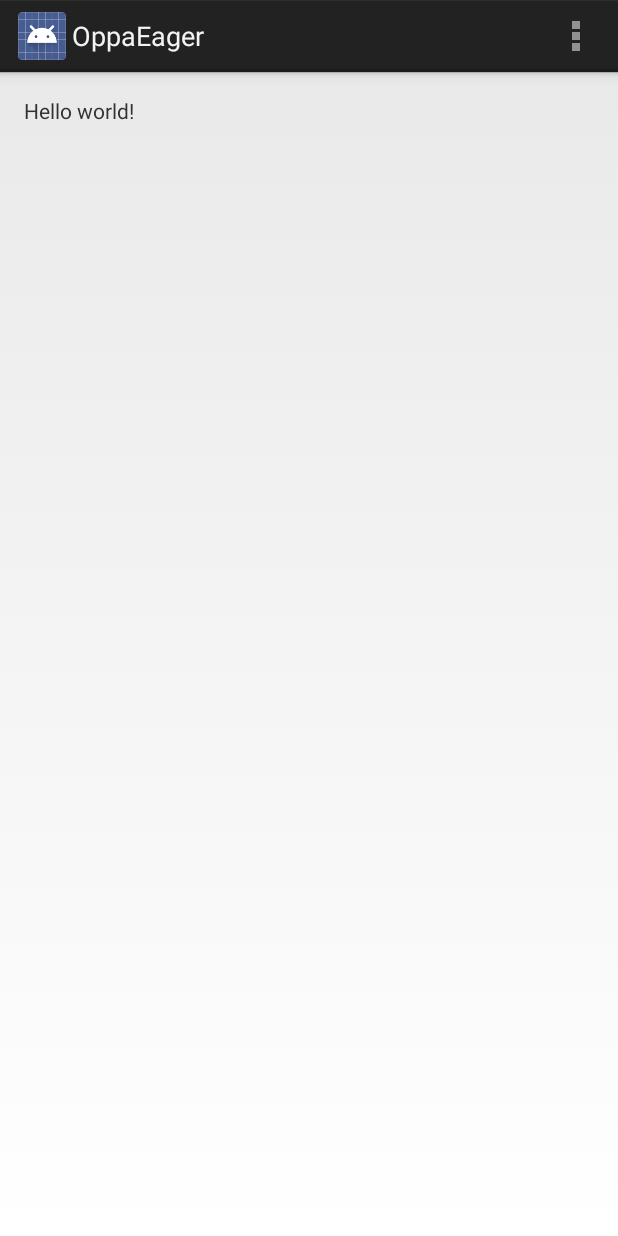
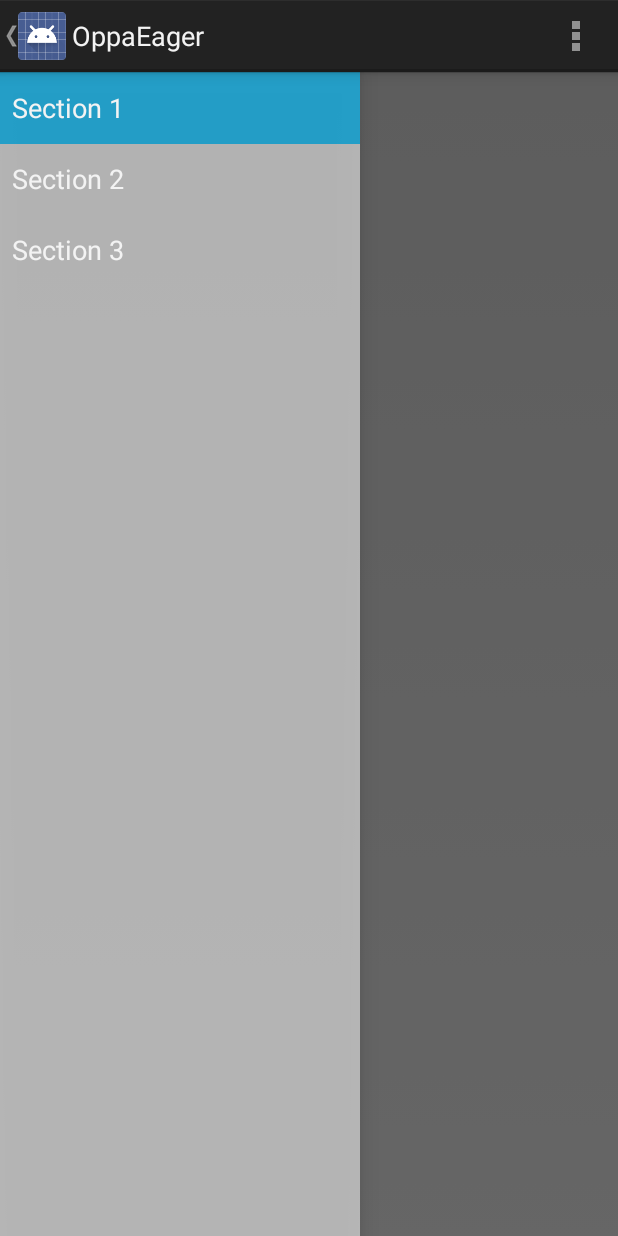
Before and after one commit to ChoenSurrr/OppaEager, an Android app: the screen it shows after launch (InputActivity before the commit, SetupActivity after it), on a phone screen of 412 x 824 dp. Run offline under Robolectric (Android 15) with nearby library versions, the phone set to English and light mode, and no system bars; 2 statements that could not run were skipped.

Commit message:
add Setup activity
Signed-off-by: Young-Ho Cha <ganadist@gmail.com>

```diff
--- a/mobile/build.gradle
+++ b/mobile/build.gradle
@@ -22,5 +22,6 @@ android {
 dependencies {
     compile fileTree(dir: 'libs', include: ['*.jar'])
     wearApp project(':wear')
-    compile 'com.google.android.gms:play-services:+'
+    compile 'com.google.android.gms:play-services:5.2.08'
+    compile 'com.android.support:support-v4:20.0.0'
 }
--- /dev/null
+++ b/mobile/src/main/java/eager/oppa/choensurrr/com/oppaeager/NavigationDrawerFragment.java
@@ -0,0 +1,282 @@
+package eager.oppa.choensurrr.com.oppaeager;
+
+
+import android.app.Activity;
+import android.app.ActionBar;
+import android.app.Fragment;
+import android.support.v4.app.ActionBarDrawerToggle;
+import android.support.v4.view.GravityCompat;
+import android.support.v4.widget.DrawerLayout;
+import android.content.SharedPreferences;
+import android.content.res.Configuration;
+import android.os.Bundle;
+import android.preference.PreferenceManager;
+import android.view.LayoutInflater;
+import android.view.Menu;
+import android.view.MenuInflater;
+import android.view.MenuItem;
+import android.view.View;
+import android.view.ViewGroup;
+import android.widget.AdapterView;
+import android.widget.ArrayAdapter;
+import android.widget.ListView;
+import android.widget.Toast;
+
+/**
+ * Fragment used for managing interactions for and presentation of a navigation drawer.
+ * See the <a href="https://developer.android.com/design/patterns/navigation-drawer.html#Interaction">
+ * design guidelines</a> for a complete explanation of the behaviors implemented here.
+ */
+public class NavigationDrawerFragment extends Fragment {
+
+    /**
+     * Remember the position of the selected item.
+     */
+    private static final String STATE_SELECTED_POSITION = "selected_navigation_drawer_position";
+
+    /**
+     * Per the design guidelines, you should show the drawer on launch until the user manually
+     * expands it. This shared preference tracks this.
+     */
+    private static final String PREF_USER_LEARNED_DRAWER = "navigation_drawer_learned";
+
+    /**
+     * A pointer to the current callbacks instance (the Activity).
+     */
+    private NavigationDrawerCallbacks mCallbacks;
+
+    /**
+     * Helper component that ties the action bar to the navigation drawer.
+     */
+    private ActionBarDrawerToggle mDrawerToggle;
+
+    private DrawerLayout mDrawerLayout;
+    private ListView mDrawerListView;
+    private View mFragmentContainerView;
+
+    private int mCurrentSelectedPosition = 0;
+    private boolean mFromSavedInstanceState;
+    private boolean mUserLearnedDrawer;
+
+    public NavigationDrawerFragment() {
+    }
+
+    @Override
+    public void onCreate(Bundle savedInstanceState) {
+        super.onCreate(savedInstanceState);
+
+        // Read in the flag indicating whether or not the user has demonstrated awareness of the
+        // drawer. See PREF_USER_LEARNED_DRAWER for details.
+        SharedPreferences sp = PreferenceManager.getDefaultSharedPreferences(getActivity());
+        mUserLearnedDrawer = sp.getBoolean(PREF_USER_LEARNED_DRAWER, false);
+
+        if (savedInstanceState != null) {
+            mCurrentSelectedPosition = savedInstanceState.getInt(STATE_SELECTED_POSITION);
+            mFromSavedInstanceState = true;
+        }
+
+        // Select either the default item (0) or the last selected item.
+        selectItem(mCurrentSelectedPosition);
+    }
+
+    @Override
+    public void onActivityCreated (Bundle savedInstanceState) {
+        super.onActivityCreated(savedInstanceState);
+        // Indicate that this fragment would like to influence the set of actions in the action bar.
+        setHasOptionsMenu(true);
+    }
+
+    @Override
+    public View onCreateView(LayoutInflater inflater, ViewGroup container,
+            Bundle savedInstanceState) {
+        mDrawerListView = (ListView) inflater.inflate(
+                R.layout.fragment_navigation_drawer, container, false);
+        mDrawerListView.setOnItemClickListener(new AdapterView.OnItemClickListener() {
+            @Override
+            public void onItemClick(AdapterView<?> parent, View view, int position, long id) {
+                selectItem(position);
+            }
+        });
+        mDrawerListView.setAdapter(new ArrayAdapter<String>(
+                getActionBar().getThemedContext(),
+                android.R.layout.simple_list_item_activated_1,
+                android.R.id.text1,
+                new String[]{
+                        getString(R.string.title_section1),
+                        getString(R.string.title_section2),
+                        getString(R.string.title_section3),
+                }));
+        mDrawerListView.setItemChecked(mCurrentSelectedPosition, true);
+        return mDrawerListView;
+    }
+
+    public boolean isDrawerOpen() {
+        return mDrawerLayout != null && mDrawerLayout.isDrawerOpen(mFragmentContainerView);
+    }
+
+    /**
+     * Users of this fragment must call this method to set up the navigation drawer interactions.
+     *
+     * @param fragmentId   The android:id of this fragment in its activity's layout.
+     * @param drawerLayout The DrawerLayout containing this fragment's UI.
+     */
+    public void setUp(int fragmentId, DrawerLayout drawerLayout) {
+        mFragmentContainerView = getActivity().findViewById(fragmentId);
+        mDrawerLayout = drawerLayout;
+
+        // set a custom shadow that overlays the main content when the drawer opens
+        mDrawerLayout.setDrawerShadow(R.drawable.drawer_shadow, GravityCompat.START);
+        // set up the drawer's list view with items and click listener
+
+        ActionBar actionBar = getActionBar();
+        actionBar.setDisplayHomeAsUpEnabled(true);
+        actionBar.setHomeButtonEnabled(true);
+
+        // ActionBarDrawerToggle ties together the the proper interactions
+        // between the navigation drawer and the action bar app icon.
+        mDrawerToggle = new ActionBarDrawerToggle(
+                getActivity(),                    /* host Activity */
+                mDrawerLayout,                    /* DrawerLayout object */
+                R.drawable.ic_drawer,             /* nav drawer image to replace 'Up' caret */
+                R.string.navigation_drawer_open,  /* "open drawer" description for accessibility */
+                R.string.navigation_drawer_close  /* "close drawer" description for accessibility */
+        ) {
+            @Override
+            public void onDrawerClosed(View drawerView) {
+                super.onDrawerClosed(drawerView);
+                if (!isAdded()) {
+                    return;
+                }
+
+                getActivity().invalidateOptionsMenu(); // calls onPrepareOptionsMenu()
+            }
+
+            @Override
+            public void onDrawerOpened(View drawerView) {
+                super.onDrawerOpened(drawerView);
+                if (!isAdded()) {
+                    return;
+                }
+
+                if (!mUserLearnedDrawer) {
+                    // The user manually opened the drawer; store this flag to prevent auto-showing
+                    // the navigation drawer automatically in the future.
+                    mUserLearnedDrawer = true;
+                    SharedPreferences sp = PreferenceManager
+                            .getDefaultSharedPreferences(getActivity());
+                    sp.edit().putBoolean(PREF_USER_LEARNED_DRAWER, true).apply();
+                }
+
+                getActivity().invalidateOptionsMenu(); // calls onPrepareOptionsMenu()
+            }
+        };
+
+        // If the user hasn't 'learned' about the drawer, open it to introduce them to the drawer,
+        // per the navigation drawer design guidelines.
+        if (!mUserLearnedDrawer && !mFromSavedInstanceState) {
+            mDrawerLayout.openDrawer(mFragmentContainerView);
+        }
+
+        // Defer code dependent on restoration of previous instance state.
+        mDrawerLayout.post(new Runnable() {
+            @Override
+            public void run() {
+                mDrawerToggle.syncState();
+            }
+        });
+
+        mDrawerLayout.setDrawerListener(mDrawerToggle);
+    }
+
+    private void selectItem(int position) {
+        mCurrentSelectedPosition = position;
+        if (mDrawerListView != null) {
+            mDrawerListView.setItemChecked(position, true);
+        }
+        if (mDrawerLayout != null) {
+            mDrawerLayout.closeDrawer(mFragmentContainerView);
+        }
+        if (mCallbacks != null) {
+            mCallbacks.onNavigationDrawerItemSelected(position);
+        }
+    }
+
+    @Override
+    public void onAttach(Activity activity) {
+        super.onAttach(activity);
+        try {
+            mCallbacks = (NavigationDrawerCallbacks) activity;
+        } catch (ClassCastException e) {
+            throw new ClassCastException("Activity must implement NavigationDrawerCallbacks.");
+        }
+    }
+
+    @Override
+    public void onDetach() {
+        super.onDetach();
+        mCallbacks = null;
+    }
+
+    @Override
+    public void onSaveInstanceState(Bundle outState) {
+        super.onSaveInstanceState(outState);
+        outState.putInt(STATE_SELECTED_POSITION, mCurrentSelectedPosition);
+    }
+
+    @Override
+    public void onConfigurationChanged(Configuration newConfig) {
+        super.onConfigurationChanged(newConfig);
+        // Forward the new configuration the drawer toggle component.
+        mDrawerToggle.onConfigurationChanged(newConfig);
+    }
+
+    @Override
+    public void onCreateOptionsMenu(Menu menu, MenuInflater inflater) {
+        // If the drawer is open, show the global app actions in the action bar. See also
+        // showGlobalContextActionBar, which controls the top-left area of the action bar.
+        if (mDrawerLayout != null && isDrawerOpen()) {
+            inflater.inflate(R.menu.global, menu);
+            showGlobalContextActionBar();
+        }
+        super.onCreateOptionsMenu(menu, inflater);
+    }
+
+    @Override
+    public boolean onOptionsItemSelected(MenuItem item) {
+        if (mDrawerToggle.onOptionsItemSelected(item)) {
+            return true;
+        }
+
+        if (item.getItemId() == R.id.action_example) {
+            Toast.makeText(getActivity(), "Example action.", Toast.LENGTH_SHORT).show();
+            return true;
+        }
+
+        return super.onOptionsItemSelected(item);
+    }
+
+    /**
+     * Per the navigation drawer design guidelines, updates the action bar to show the global app
+     * 'context', rather than just what's in the current screen.
+     */
+    private void showGlobalContextActionBar() {
+        ActionBar actionBar = getActionBar();
+        actionBar.setDisplayShowTitleEnabled(true);
+        actionBar.setNavigationMode(ActionBar.NAVIGATION_MODE_STANDARD);
+        actionBar.setTitle(R.string.app_name);
+    }
+
+    private ActionBar getActionBar() {
+        return getActivity().getActionBar();
+    }
+
+    /**
+     * Callbacks interface that all activities using this fragment must implement.
+     */
+    public static interface NavigationDrawerCallbacks {
+        /**
+         * Called when an item in the navigation drawer is selected.
+         */
+        void onNavigationDrawerItemSelected(int position);
+    }
+}
--- /dev/null
+++ b/mobile/src/main/java/eager/oppa/choensurrr/com/oppaeager/SetupActivity.java
@@ -0,0 +1,146 @@
+package eager.oppa.choensurrr.com.oppaeager;
+
+import android.app.Activity;
+
+import android.app.ActionBar;
+import android.app.Fragment;
+import android.app.FragmentManager;
+import android.content.Context;
+import android.os.Build;
+import android.os.Bundle;
+import android.view.Gravity;
+import android.view.LayoutInflater;
+import android.view.Menu;
+import android.view.MenuItem;
+import android.view.View;
+import android.view.ViewGroup;
+import android.support.v4.widget.DrawerLayout;
+import android.widget.ArrayAdapter;
+import android.widget.TextView;
+
+
+public class SetupActivity extends Activity
+        implements NavigationDrawerFragment.NavigationDrawerCallbacks {
+
+    /**
+     * Fragment managing the behaviors, interactions and presentation of the navigation drawer.
+     */
+    private NavigationDrawerFragment mNavigationDrawerFragment;
+
+    /**
+     * Used to store the last screen title. For use in {@link #restoreActionBar()}.
+     */
+    private CharSequence mTitle;
+
+    @Override
+    protected void onCreate(Bundle savedInstanceState) {
+        super.onCreate(savedInstanceState);
+        setContentView(R.layout.activity_setup);
+
+        mNavigationDrawerFragment = (NavigationDrawerFragment)
+                getFragmentManager().findFragmentById(R.id.navigation_drawer);
+        mTitle = getTitle();
+
+        // Set up the drawer.
+        mNavigationDrawerFragment.setUp(
+                R.id.navigation_drawer,
+                (DrawerLayout) findViewById(R.id.drawer_layout));
+    }
+
+    @Override
+    public void onNavigationDrawerItemSelected(int position) {
+        // update the main content by replacing fragments
+        FragmentManager fragmentManager = getFragmentManager();
+        fragmentManager.beginTransaction()
+                .replace(R.id.container, PlaceholderFragment.newInstance(position + 1))
+                .commit();
+    }
+
+    public void onSectionAttached(int number) {
+        switch (number) {
+            case 1:
+                mTitle = getString(R.string.title_section1);
+                break;
+            case 2:
+                mTitle = getString(R.string.title_section2);
+                break;
+            case 3:
+                mTitle = getString(R.string.title_section3);
+                break;
+        }
+    }
+
+    public void restoreActionBar() {
+        ActionBar actionBar = getActionBar();
+        actionBar.setNavigationMode(ActionBar.NAVIGATION_MODE_STANDARD);
+        actionBar.setDisplayShowTitleEnabled(true);
+        actionBar.setTitle(mTitle);
+    }
+
+
+    @Override
+    public boolean onCreateOptionsMenu(Menu menu) {
+        if (!mNavigationDrawerFragment.isDrawerOpen()) {
+            // Only show items in the action bar relevant to this screen
+            // if the drawer is not showing. Otherwise, let the drawer
+            // decide what to show in the action bar.
+            getMenuInflater().inflate(R.menu.setup, menu);
+            restoreActionBar();
+            return true;
+        }
+        return super.onCreateOptionsMenu(menu);
+    }
+
+    @Override
+    public boolean onOptionsItemSelected(MenuItem item) {
+        // Handle action bar item clicks here. The action bar will
+        // automatically handle clicks on the Home/Up button, so long
+        // as you specify a parent activity in AndroidManifest.xml.
+        int id = item.getItemId();
+        if (id == R.id.action_settings) {
+            return true;
+        }
+        return super.onOptionsItemSelected(item);
+    }
+
+    /**
+     * A placeholder fragment containing a simple view.
+     */
+    public static class PlaceholderFragment extends Fragment {
+        /**
+         * The fragment argument representing the section number for this
+         * fragment.
+         */
+        private static final String ARG_SECTION_NUMBER = "section_number";
+
+        /**
+         * Returns a new instance of this fragment for the given section
+         * number.
+         */
+        public static PlaceholderFragment newInstance(int sectionNumber) {
+            PlaceholderFragment fragment = new PlaceholderFragment();
+            Bundle args = new Bundle();
+            args.putInt(ARG_SECTION_NUMBER, sectionNumber);
+            fragment.setArguments(args);
+            return fragment;
+        }
+
+        public PlaceholderFragment() {
+        }
+
+        @Override
+        public View onCreateView(LayoutInflater inflater, ViewGroup container,
+                Bundle savedInstanceState) {
+            View rootView = inflater.inflate(R.layout.fragment_setup, container, false);
+            return rootView;
+        }
+
+        @Override
+        public void onAttach(Activity activity) {
+            super.onAttach(activity);
+            ((SetupActivity) activity).onSectionAttached(
+                    getArguments().getInt(ARG_SECTION_NUMBER));
+        }
+    }
+
+}
--- /dev/null
+++ b/mobile/src/main/res/layout/activity_setup.xml
@@ -0,0 +1,31 @@
+<!-- A DrawerLayout is intended to be used as the top-level content view using match_parent for both width and height to consume the full space available. -->
+<android.support.v4.widget.DrawerLayout
+    xmlns:android="http://schemas.android.com/apk/res/android"
+    xmlns:tools="http://schemas.android.com/tools"
+    android:id="@+id/drawer_layout"
+    android:layout_width="match_parent"
+    android:layout_height="match_parent"
+    tools:context="eager.oppa.choensurrr.com.oppaeager.SetupActivity">
+
+    <!-- As the main content view, the view below consumes the entire
+         space available using match_parent in both dimensions. -->
+    <FrameLayout
+        android:id="@+id/container"
+        android:layout_width="match_parent"
+        android:layout_height="match_parent" />
+
+    <!-- android:layout_gravity="start" tells DrawerLayout to treat
+         this as a sliding drawer on the left side for left-to-right
+         languages and on the right side for right-to-left languages.
+         If you're not building against API 17 or higher, use
+         android:layout_gravity="left" instead. -->
+    <!-- The drawer is given a fixed width in dp and extends the full height of
+         the container. -->
+    <fragment android:id="@+id/navigation_drawer"
+        android:layout_width="@dimen/navigation_drawer_width"
+        android:layout_height="match_parent"
+        android:layout_gravity="start"
+        android:name="eager.oppa.choensurrr.com.oppaeager.NavigationDrawerFragment"
+        tools:layout="@layout/fragment_navigation_drawer" />
+
+</android.support.v4.widget.DrawerLayout>
--- /dev/null
+++ b/mobile/src/main/res/layout/fragment_navigation_drawer.xml
@@ -0,0 +1,9 @@
+<ListView xmlns:android="http://schemas.android.com/apk/res/android"
+    xmlns:tools="http://schemas.android.com/tools"
+    android:layout_width="match_parent"
+    android:layout_height="match_parent"
+    android:choiceMode="singleChoice"
+    android:divider="@android:color/transparent"
+    android:dividerHeight="0dp"
+    android:background="#cccc"
+    tools:context="eager.oppa.choensurrr.com.oppaeager.NavigationDrawerFragment" />
--- /dev/null
+++ b/mobile/src/main/res/layout/fragment_setup.xml
@@ -0,0 +1,16 @@
+<RelativeLayout xmlns:android="http://schemas.android.com/apk/res/android"
+    xmlns:tools="http://schemas.android.com/tools"
+    android:layout_width="match_parent"
+    android:layout_height="match_parent"
+    android:paddingLeft="@dimen/activity_horizontal_margin"
+    android:paddingRight="@dimen/activity_horizontal_margin"
+    android:paddingTop="@dimen/activity_vertical_margin"
+    android:paddingBottom="@dimen/activity_vertical_margin"
+    tools:context="eager.oppa.choensurrr.com.oppaeager.SetupActivity$PlaceholderFragment">
+
+    <TextView
+        android:id="@+id/section_label"
+        android:layout_width="wrap_content"
+        android:layout_height="wrap_content" />
+
+</RelativeLayout>
--- /dev/null
+++ b/mobile/src/main/res/menu/global.xml
@@ -0,0 +1,6 @@
+<menu xmlns:android="http://schemas.android.com/apk/res/android">
+    <item android:id="@+id/action_settings"
+        android:title="@string/action_settings"
+        android:orderInCategory="100"
+        android:showAsAction="never" />
+</menu>
--- /dev/null
+++ b/mobile/src/main/res/menu/setup.xml
@@ -0,0 +1,11 @@
+<menu xmlns:android="http://schemas.android.com/apk/res/android"
+    xmlns:tools="http://schemas.android.com/tools"
+    tools:context="eager.oppa.choensurrr.com.oppaeager.SetupActivity" >
+    <item android:id="@+id/action_example"
+        android:title="@string/action_example"
+        android:showAsAction="withText|ifRoom" />
+    <item android:id="@+id/action_settings"
+        android:title="@string/action_settings"
+        android:orderInCategory="100"
+        android:showAsAction="never" />
+</menu>
--- a/mobile/src/main/res/values/dimens.xml
+++ b/mobile/src/main/res/values/dimens.xml
@@ -1,5 +1,9 @@
+<?xml version="1.0" encoding="utf-8"?>
 <resources>
+
     <!-- Default screen margins, per the Android Design guidelines. -->
     <dimen name="activity_horizontal_margin">16dp</dimen>
     <dimen name="activity_vertical_margin">16dp</dimen>
+    <dimen name="navigation_drawer_width">240dp</dimen>
+
 </resources>
--- a/mobile/src/main/res/values/strings.xml
+++ b/mobile/src/main/res/values/strings.xml
@@ -4,5 +4,12 @@
     <string name="app_name">OppaEager</string>
     <string name="hello_world">Hello world!</string>
     <string name="action_settings">Settings</string>
+    <string name="title_activity_setup">SetupActivity</string>
+    <string name="title_section1">Section 1</string>
+    <string name="title_section2">Section 2</string>
+    <string name="title_section3">Section 3</string>
+    <string name="navigation_drawer_open">Open navigation drawer</string>
+    <string name="navigation_drawer_close">Close navigation drawer</string>
+    <string name="action_example">Example action</string>
 
 </resources>
```
Also changed, not shown: mobile/src/main/AndroidManifest.xml (+11 -8 lines), mobile/src/main/res/drawable-hdpi/drawer_shadow.9.png (added), mobile/src/main/res/drawable-hdpi/ic_drawer.png (added), mobile/src/main/res/drawable-mdpi/drawer_shadow.9.png (added), mobile/src/main/res/drawable-mdpi/ic_drawer.png (added), mobile/src/main/res/drawable-xhdpi/drawer_shadow.9.png (added), mobile/src/main/res/drawable-xhdpi/ic_drawer.png (added), mobile/src/main/res/drawable-xxhdpi/drawer_shadow.9.png (added), mobile/src/main/res/drawable-xxhdpi/ic_drawer.png (added), 1 other file.
